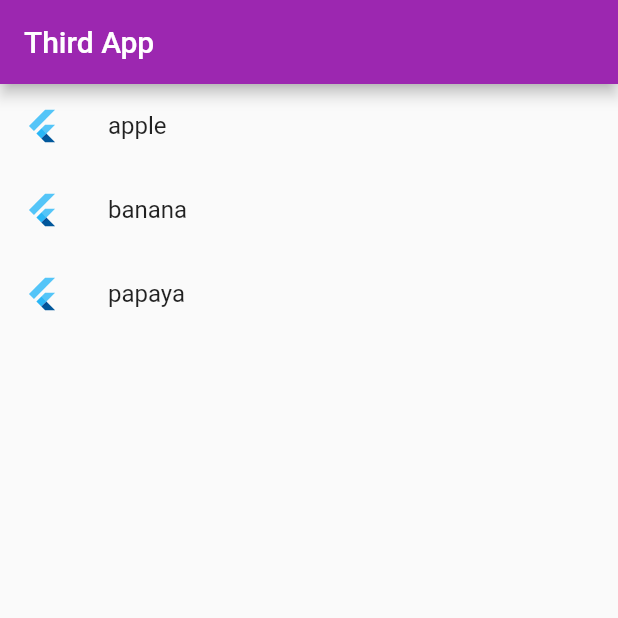
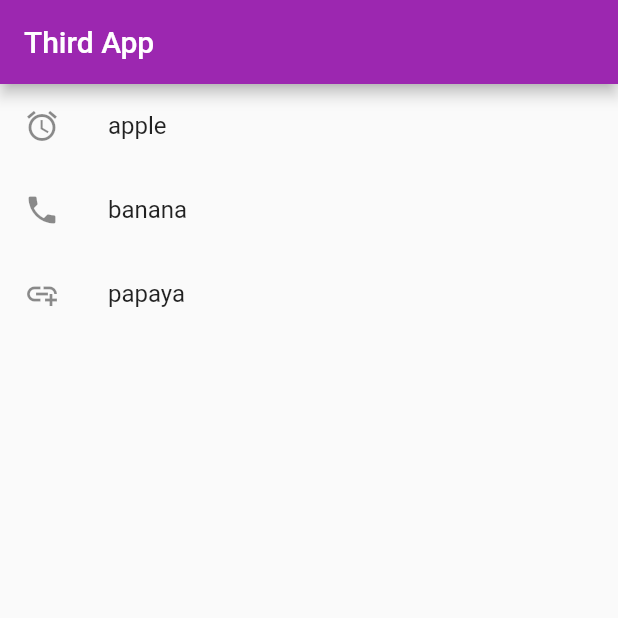
Before and after one commit to 622115039-Sahachan-49464/Third-App, a Flutter app: the screen it shows after launch, on a phone screen of 412 x 824 dp, the top half of it. Run offline on Flutter 3.47's test engine with Material 2 defaults, Android fonts, the light colour scheme and no system bars.

Commit message:
[🎉 add] : some code

```diff
--- a/lib/pages/home.dart
+++ b/lib/pages/home.dart
@@ -25,17 +25,17 @@ class _MyHomePageState extends State<MyHomePage> {
         children: [
           ListTile(
             onTap: () {},
-            leading: FlutterLogo(),
+            leading: Icon(Icons.access_alarm),
             title: Text(_myData[0]),
           ),
           ListTile(
             onTap: () {},
-            leading: FlutterLogo(),
+            leading: Icon(Icons.phone),
             title: Text(_myData[1]),
           ),
           ListTile(
             onTap: () {},
-            leading: FlutterLogo(),
+            leading: Icon(Icons.add_link),
             title: Text(_myData[2]),
           )
         ],
```
